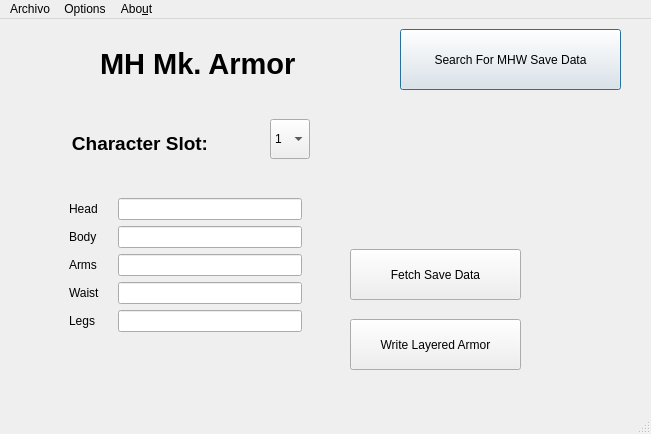
Before: the Qt Designer form app/MainWindow.ui in alcros33/MHW-Costume-Armor, drawn with Qt 5.
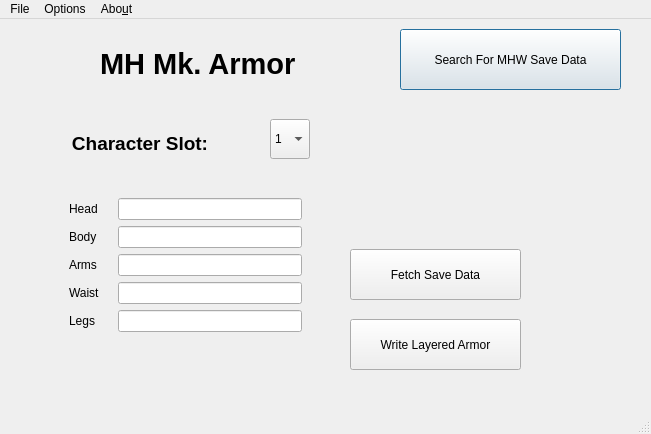
After: the same form once the commit is applied. Icons and pictures are not drawn.

```diff
--- a/app/MainWindow.ui
+++ b/app/MainWindow.ui
@@ -279,7 +279,7 @@
    </widget>
    <widget class="QMenu" name="menuArchivo">
     <property name="title">
-     <string>Archivo</string>
+     <string>File</string>
     </property>
     <addaction name="actionSave_Current_Armor"/>
     <addaction name="actionLoad_Armor"/>
```
